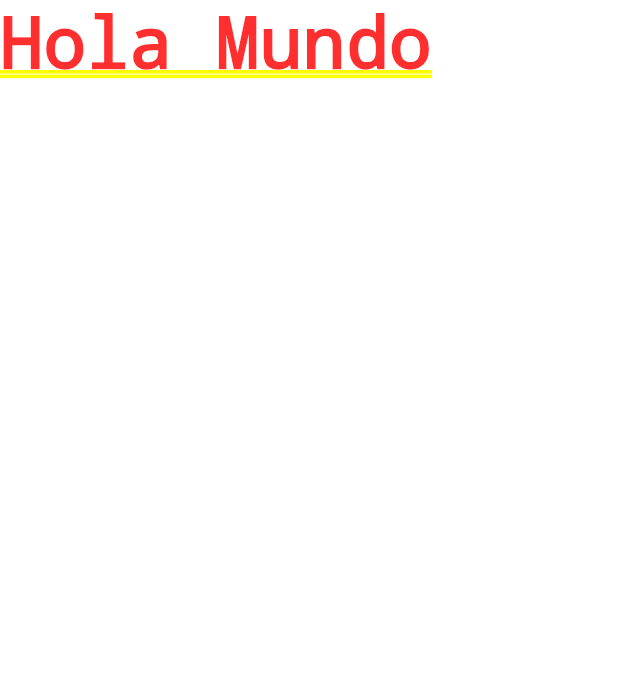
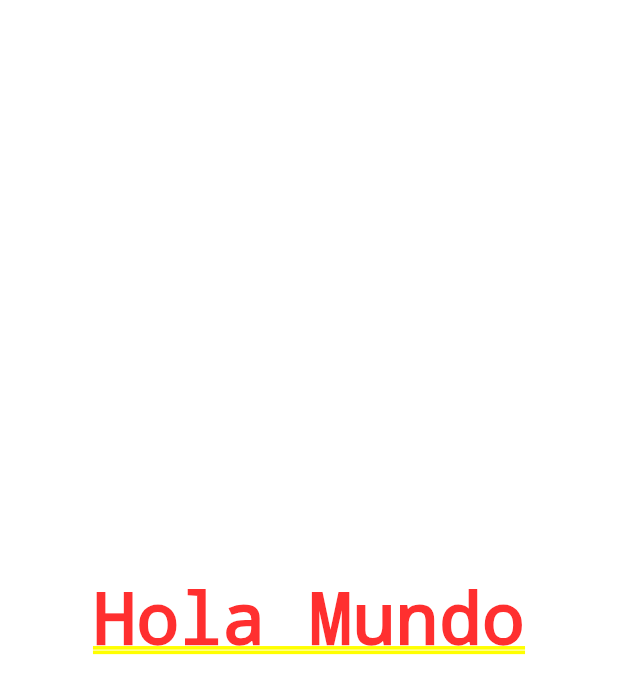
Before and after one commit to VictorBejarano/5-hola_mundo, a Flutter app: the screen it shows after launch, on a phone screen of 412 x 824 dp. Shown: the top 694 px of the screen. Run offline on Flutter 3.47's test engine with Material 2 defaults, Android fonts, the phone set to English and light mode, and no system bars.

Commit message:
05 New widget

```diff
--- a/lib/main.dart
+++ b/lib/main.dart
@@ -5,6 +5,6 @@ void main() => runApp(MyApp());
 class MyApp extends StatelessWidget {
   @override
   Widget build(BuildContext context) {
-    return MaterialApp(home: Text('Hola Mundo'));
+    return MaterialApp(home: Center(child: Text('Hola Mundo')));
   }
 }
```
